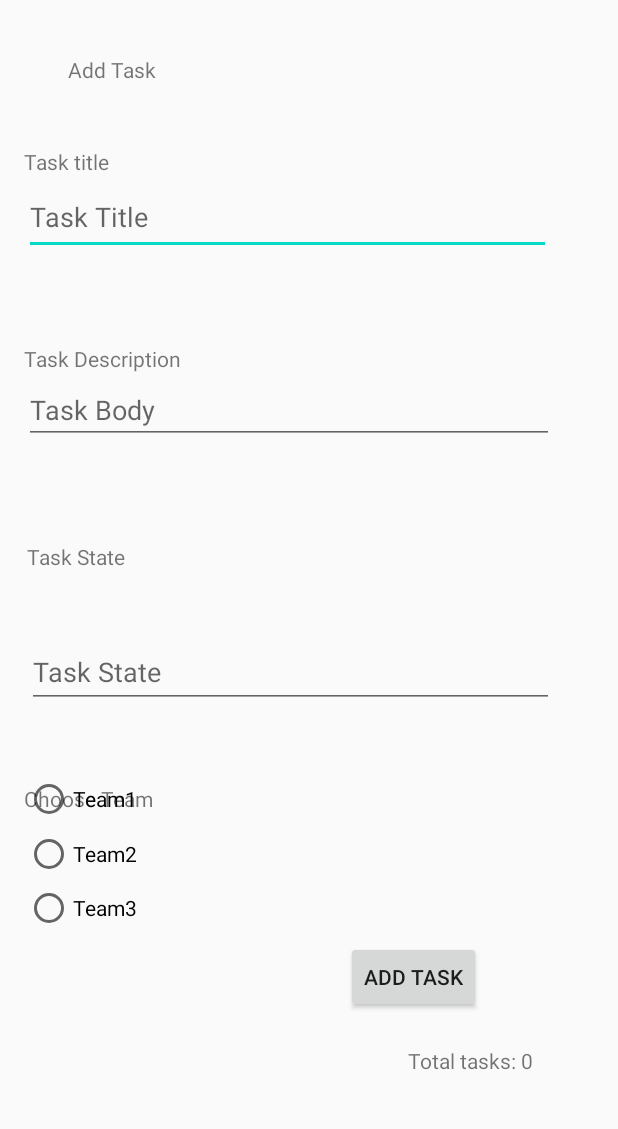
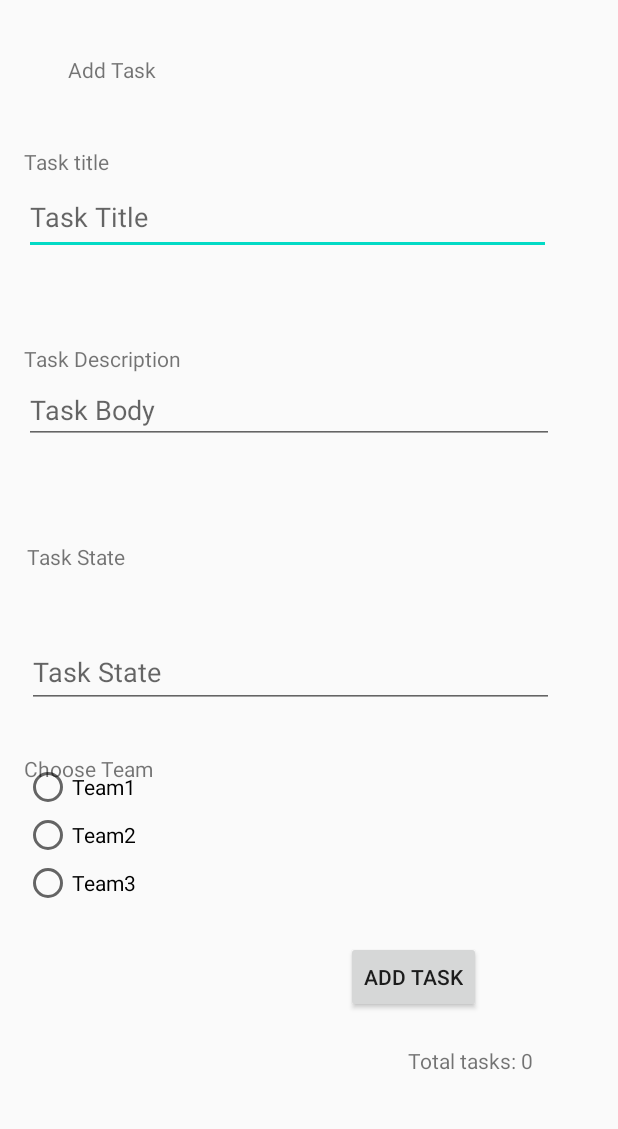
Before and after one commit to Heba1998/TaskMaster, an Android app: the AddTask screen opened directly, with no data from a screen before it, on a phone screen of 412 x 824 dp, the part 84-1213 px from its top. Run offline under Robolectric (Android 15) with nearby library versions, the phone set to English and light mode, and no system bars; our stand-ins replace Room's generated code; libraries missing offline, so code that uses them is left out: com.amplifyframework.api, com.amplifyframework.core.

```diff
--- a/app/src/main/res/layout/activity_add_task.xml
+++ b/app/src/main/res/layout/activity_add_task.xml
@@ -162,7 +162,18 @@
         app:layout_constraintHorizontal_bias="0.049"
         app:layout_constraintStart_toStartOf="parent"
         app:layout_constraintTop_toBottomOf="@+id/statetask"
-        app:layout_constraintVertical_bias="0.184" />
+        app:layout_constraintVertical_bias="0.112" />
+
+    <RadioGroup
+        android:id="@+id/radioGroup"
+        android:layout_width="229dp"
+        android:layout_height="156dp"
+        app:layout_constraintBottom_toBottomOf="parent"
+        app:layout_constraintEnd_toEndOf="parent"
+        app:layout_constraintHorizontal_bias="0.087"
+        app:layout_constraintStart_toStartOf="parent"
+        app:layout_constraintTop_toTopOf="parent"
+        app:layout_constraintVertical_bias="0.845">
 
         <RadioButton
             android:id="@+id/team1Radio"
@@ -200,5 +211,5 @@
             app:layout_constraintStart_toStartOf="parent"
             app:layout_constraintTop_toTopOf="parent"
             app:layout_constraintVertical_bias="0.815" />
-
+    </RadioGroup>
 </androidx.constraintlayout.widget.ConstraintLayout>
```
Also changed, not shown: app/src/main/java/com/example/taskmaster/AddTask.java (+9 -0 lines), app/src/main/res/layout/activity_setting.xml (+12 -0 lines). Lines whose indentation alone changed are shown as unchanged.
